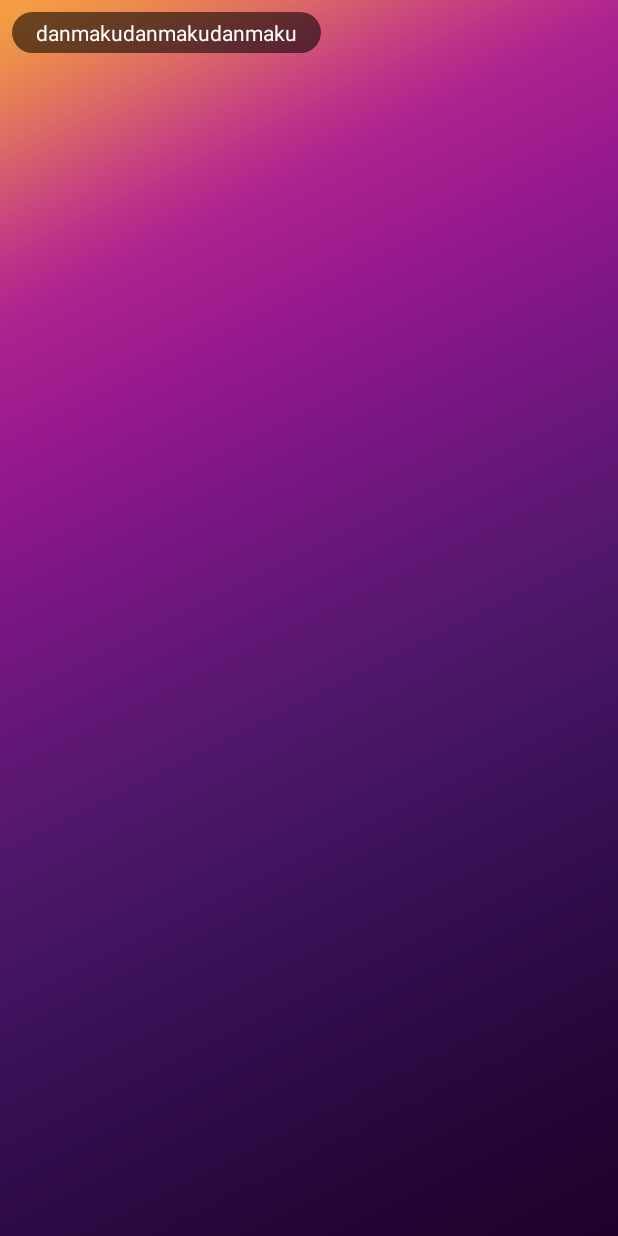
After one commit to leiMsnow/Example66films, an Android app: the layout item_danmaku.xml on its own in the app's theme, with its tools: preview values and no code run, on a phone screen of 412 x 824 dp. The commit adds this screen. Run offline under Robolectric (Android 15) with nearby library versions, the phone set to English and light mode, and no system bars.

Commit message:
修改弹幕

```diff
--- a/app/src/main/java/cn/com/films66/app/api/IServiceApi.java
+++ b/app/src/main/java/cn/com/films66/app/api/IServiceApi.java
@@ -56,7 +56,7 @@ public interface IServiceApi {
     /**
      * 获取弹幕
      */
-    @GET("events/{id}/barrage")
+    @GET("events/{id}/barrages")
     Observable<List<MyDanmaku>> getFilmDanmaku(@Path("id") int id);
 
 }
--- a/app/src/main/java/cn/com/films66/app/widget/MyDialog.java
+++ b/app/src/main/java/cn/com/films66/app/widget/MyDialog.java
@@ -13,7 +13,7 @@ import android.view.Window;
 import android.view.WindowManager;
 import android.widget.TextView;
 
-import com.shuyu.core.R;
+import cn.com.films66.app.R;
 
 /**
  * 统一样式dialog
--- /dev/null
+++ b/app/src/main/res/drawable/shape_danmaku.xml
@@ -0,0 +1,8 @@
+<?xml version="1.0" encoding="utf-8"?>
+<shape xmlns:android="http://schemas.android.com/apk/res/android"
+    android:shape="rectangle">
+    <corners android:radius="16dp" />
+
+    <solid android:color="@color/translucent_a80" />
+
+</shape>
--- /dev/null
+++ b/app/src/main/res/layout/item_danmaku.xml
@@ -0,0 +1,21 @@
+<?xml version="1.0" encoding="utf-8"?>
+<LinearLayout xmlns:android="http://schemas.android.com/apk/res/android"
+    xmlns:tools="http://schemas.android.com/tools"
+    android:layout_width="wrap_content"
+    android:layout_height="wrap_content"
+    android:layout_margin="8dp"
+    android:orientation="vertical">
+
+    <TextView
+        android:id="@+id/tv_danmaku"
+        android:layout_width="wrap_content"
+        android:layout_height="wrap_content"
+        android:background="@drawable/shape_danmaku"
+        android:paddingBottom="4dp"
+        android:paddingLeft="16dp"
+        android:paddingRight="16dp"
+        android:paddingTop="4dp"
+        android:textColor="@color/white"
+        tools:text="danmakudanmakudanmaku" />
+
+</LinearLayout>
```
Also changed, not shown: app/src/main/java/cn/com/films66/app/activity/PlayerEventActivity.java (+38 -34 lines), app/src/main/java/cn/com/films66/app/activity/RecognizeResultActivity.java (+5 -5 lines), app/src/main/java/cn/com/films66/app/adapter/DanmakuAdapter.java (added, +34 -0 lines), app/src/main/java/cn/com/films66/app/model/MyDanmaku.java (+8 -0 lines), app/src/main/res/layout/activity_player_event.xml (+7 -10 lines), videoview/src/main/java/com/universalvideoview/UniversalMediaController.java (+7 -0 lines).
